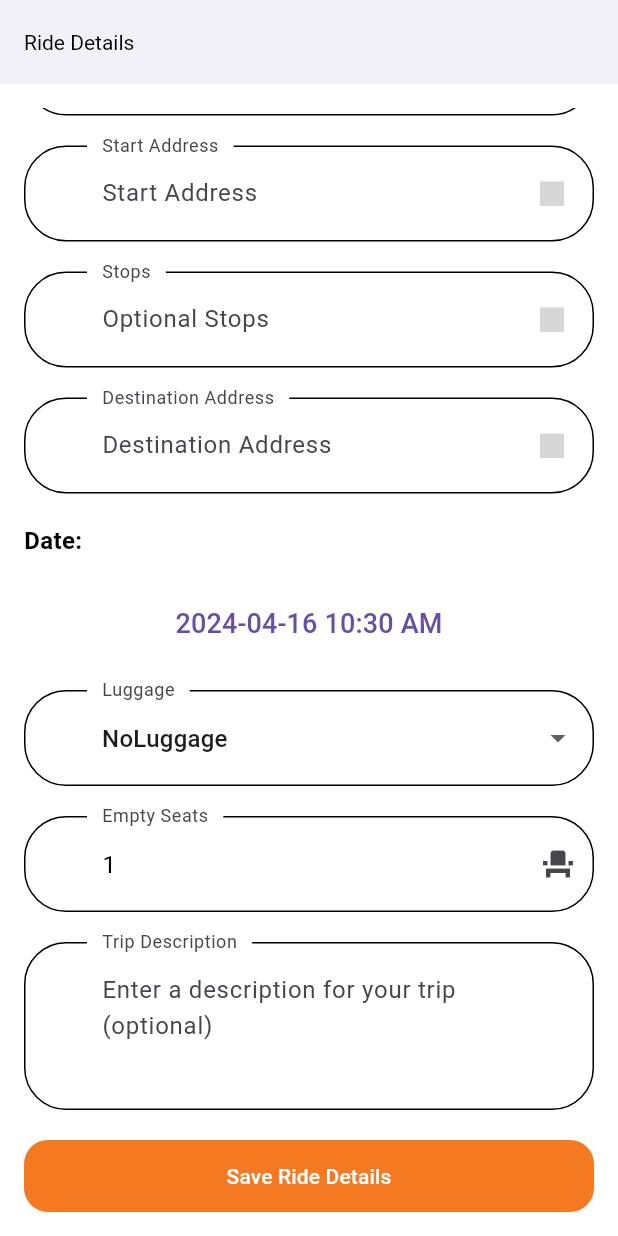
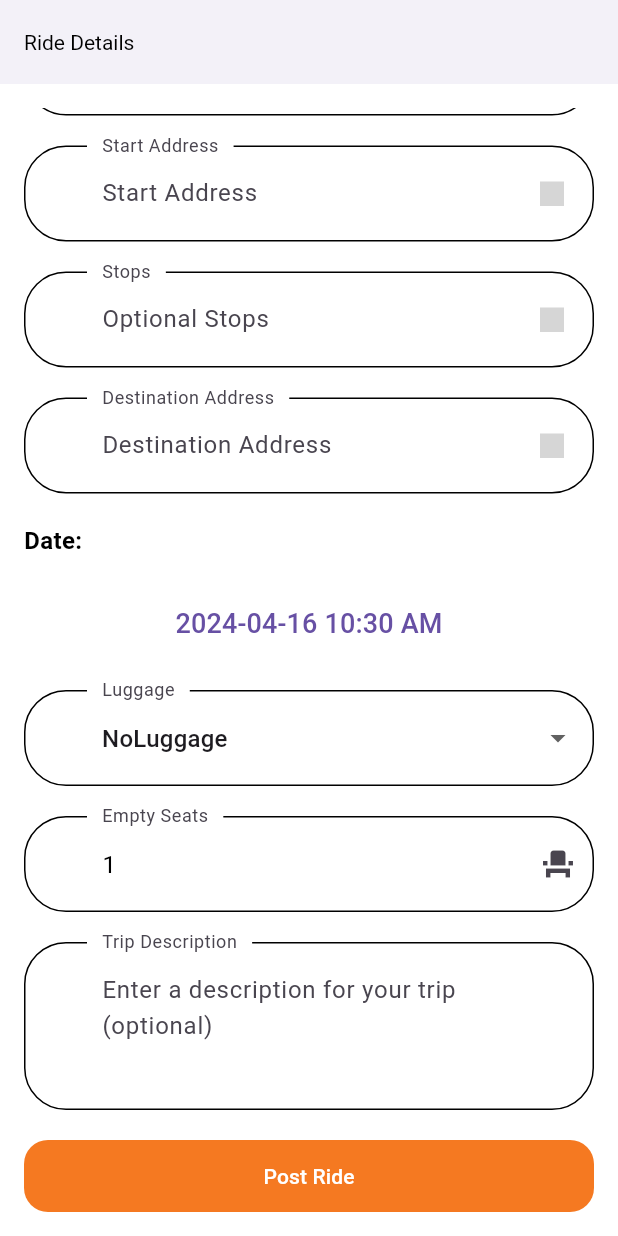
Before and after one commit to vijay010498/ride-off-smart-ride-app-flutter, a Flutter app: the RideDetailsScreen screen opened directly, scrolled down 175 dp, on a phone screen of 412 x 824 dp. Run offline on Flutter 3.47's test engine with Material 3 defaults, Android fonts, the phone set to English and light mode, and no system bars; our stand-ins replace flutter_secure_storage, flutter_svg, google_maps_flutter, image_picker, location, logger and 1 more; accounts and stored records are empty; network calls fail; Roboto replaces fonts that are missing (Muli); grey boxes are pictures that could not be loaded.

Commit message:
all good

```diff
--- a/lib/config/apiconfig.dart
+++ b/lib/config/apiconfig.dart
@@ -1,6 +1,6 @@
 class ApiConfig {
   // Auth service
-  static const String baseUrl = 'http://10.0.2.2/api';
+  static const String baseUrl = 'http://ride-o-loadb-7dchrlfedtyh-701025540.ca-central-1.elb.amazonaws.com/api';
   static const String generateOtpEndpoint = '/auth/otp/generate';
   static const String verifyOtpEndpoint = '/auth/otp/verify';
   static const String currentUserEndpoint = '/auth/user';
--- a/lib/constants.dart
+++ b/lib/constants.dart
@@ -35,7 +35,7 @@ const String firstNameNullError = "Please enter your first name";
 const String lastNameNullError = "Please enter your last name";
 
 //Places API
-const String placesAPI = "GOOGLE MAPS API";
+const String placesAPI = "AIzaSyA2BHbGF69ps5YiJMj7FPHywcw8a-Wem3Q";
 
 //Driver-Create Ride Error
 const String startNullError = "Please enter the Start Address";
--- a/lib/screens/driver/create_ride_form.dart
+++ b/lib/screens/driver/create_ride_form.dart
@@ -126,7 +126,7 @@ Future<void> create_Driver_Ride(String startAddress, String destinationAddress,
                 duration: Duration(seconds: 2),
               ),
             );
-            Navigator.pushNamed(context, ChooseOptionScreen.routeName);
+            Navigator.of(context).pop();
           }
         } else {
           _handleCreateRideError('Unexpected response format');
@@ -426,7 +426,7 @@ Widget build(BuildContext context) {
                          create_Driver_Ride(rideDetails.startAddress!, rideDetails.destinationAddress!, rideDetails.stops, rideDetails.date, rideDetails.vehicleId!, rideDetails.luggage!, rideDetails.emptySeats, rideDetails.tripDescription  ?? "");
                         }
                     },
-                    child: Text('Save Ride Details'),
+                    child: Text('Post Ride'),
                   ),
                 ],
               ),
--- a/lib/screens/rider/find_ride.dart
+++ b/lib/screens/rider/find_ride.dart
@@ -117,7 +117,7 @@ class _PassengerDetailsScreenState extends State<PassengerDetailsScreen> {
 
 Future<void> find_Passenger_Ride(String startAddress, String destinationAddress, String date, int emptySeats, int maxPrice, String tripDescription) async {
   try {
-        Map<String, dynamic>? response = await new RiderFindRideService().findRide(startAddress, destinationAddress, date, emptySeats, maxPrice, tripDescription);
+        Map<String, dynamic>? response = await new RiderFindRideService().findRide(startAddress, destinationAddress, date, maxPrice, emptySeats , tripDescription);
         Logger log = new Logger();
         log.i('response service: ${response}');
         if (response is Map<String, dynamic>) {
@@ -130,7 +130,7 @@ Future<void> find_Passenger_Ride(String startAddress, String destinationAddress,
                 duration: Duration(seconds: 2),
               ),
             );
-            Navigator.pushNamed(context, ChooseOptionScreen.routeName);
+            Navigator.of(context).pop();
           }
         } else {
           _handleCreateRideError('Unexpected response format');
--- a/lib/services/api_services/match.dart
+++ b/lib/services/api_services/match.dart
@@ -198,6 +198,8 @@ class MatchService {
           , authToken: accessToken);
 
 
+      print(response.statusCode);
+      print(response.body);
       if (response.statusCode == 200) return true;
       return false;
     } catch (error) {
--- a/lib/services/riderFindRideService.dart
+++ b/lib/services/riderFindRideService.dart
@@ -10,6 +10,7 @@ class RiderFindRideService{
     final SecureStorageService secureStorageService = SecureStorageService();
 
     Future<Map<String, dynamic>> findRide(String startAddress, String destinationAddress, String leaving, int seats, int maxPrice, String? rideDescription) async {
+      print(startAddress);
       final String? accessToken = await secureStorageService.read(SecureStorageService.keyAccessToken);
       //Logger log = new Logger();
       final payload = jsonEncode({'fromPlaceId': startAddress,'toPlaceId':destinationAddress, 'departing' :leaving, 'seats': seats, 'maxPrice': maxPrice, 'rideDescription': rideDescription});
--- a/lib/widgets/requests/rider/rider_requests.dart
+++ b/lib/widgets/requests/rider/rider_requests.dart
@@ -126,10 +126,10 @@ class _RiderRequestsScreenWidget extends State<RiderRequestsScreenWidget>
                         statusText = 'WAITING_DRIVER_RESPONSE';
                         break;
                       case 'RIDER_RIDE_REQUEST_ACCEPTED_BY_DRIVER':
-                        statusText = 'DECLINED_BY_DRIVER';
+                        statusText = 'ACCEPTED_BY_DRIVER';
                         break;
                       case 'RIDER_RIDE_REQUEST_ACCEPTED_BY_RIDER':
-                        statusText = 'DECLINED_BY_RIDER(YOU)';
+                        statusText = 'ACCEPTED_BY_RIDER(YOU)';
                         break;
                       default:
                         statusText = 'UNKNOWN';
```
Also changed, not shown: lib/widgets/requests/rider/rider_request.dart (+5 -5 lines), lib/widgets/rides/driver/driver_rides.dart (+4 -4 lines), lib/widgets/rides/rider/rider_rides.dart (+5 -5 lines).
